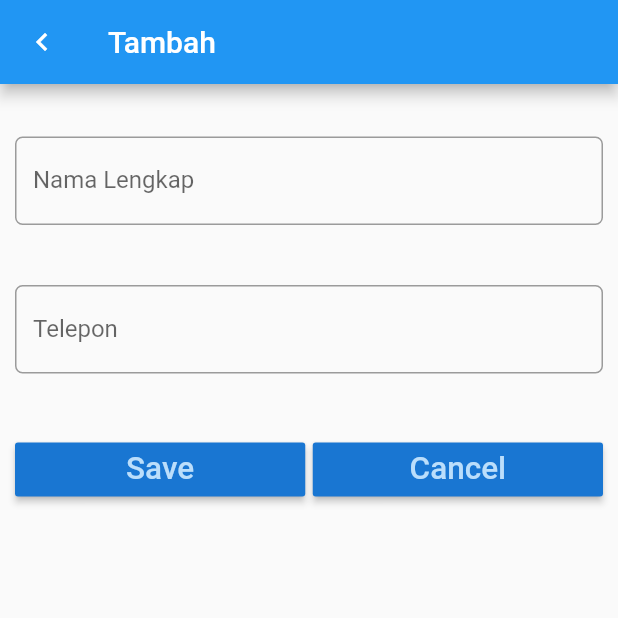
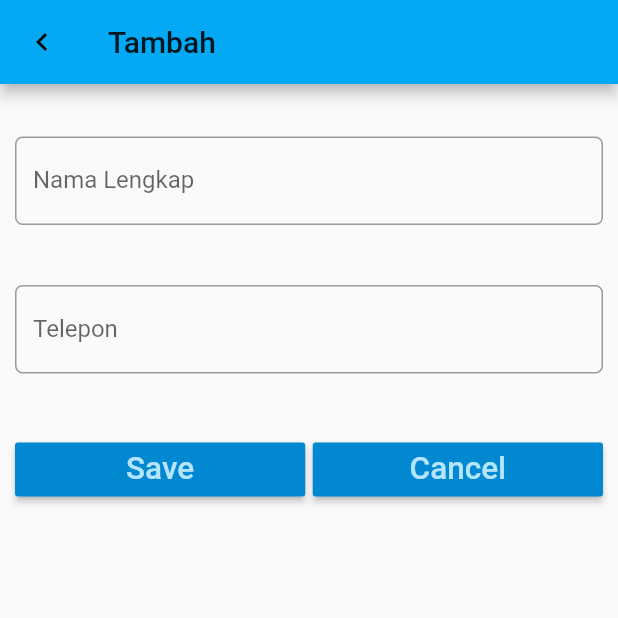
Before and after one commit to RigelMarthana/FlutSqlite, a Flutter app: the screen it shows after launch, after a tap on the "add" icon, on a phone screen of 412 x 824 dp, the top half of it. Run offline on Flutter 3.47's test engine with Material 2 defaults, Android fonts, the phone set to English and light mode, and no system bars; our stand-ins replace sqflite; accounts and stored records are empty.

Commit message:
Update After Broken

```diff
--- a/lib/access_database.dart
+++ b/lib/access_database.dart
@@ -2,7 +2,7 @@ import 'dart:io';
 import 'package:path_provider/path_provider.dart';
 import 'package:sqflite/sqflite.dart';
 
-class AccessDatabase{
+class AccessDatabase {
   Future<Database> initDb() async {
     Directory directory = await getApplicationDocumentsDirectory();
     String path = directory.path + 'contact.db';
@@ -13,7 +13,7 @@ class AccessDatabase{
   void _createDb(Database db, int version) async {
     await db.execute('''
       CREATE TABLE contact (
-        id INTERGER PRIMARY KEY AUTOINCREMENT,
+        id INTEGER PRIMARY KEY AUTOINCREMENT,
         name TEXT,
         phone TEXT,
         date TEXT
--- a/lib/enter.dart
+++ b/lib/enter.dart
@@ -22,7 +22,7 @@ class _EntryFormState extends State<EntryForm> {
   Widget build(BuildContext context) {
     return Scaffold(
       appBar: AppBar(
-        title: contact == null ? Text('Tambah') : Text('Rubah'),
+        title: contact == null ? Text('Tambah') : Text('Ubah'),
         leading: Icon(Icons.keyboard_arrow_left),
       ),
       body: Padding(
--- a/lib/home.dart
+++ b/lib/home.dart
@@ -40,7 +40,7 @@ class _HomeState extends State<Home> {
     elevation: 2.0,
     child: ListTile(
       leading: CircleAvatar(
-        backgroundColor: Colors.blue,
+        backgroundColor: Colors.lightBlue,
         child: Icon(Icons.people),
       ),
       title: Text(
--- a/lib/main.dart
+++ b/lib/main.dart
@@ -9,7 +9,7 @@ class MyApp extends StatelessWidget {
     //judul
       title: 'Tambahkan Daftar',
       theme: ThemeData(
-        primarySwatch: Colors.blue,
+        primarySwatch: Colors.lightBlue,
       ),
       home: Home(),
     );
```
Also changed, not shown: 1 other file.
